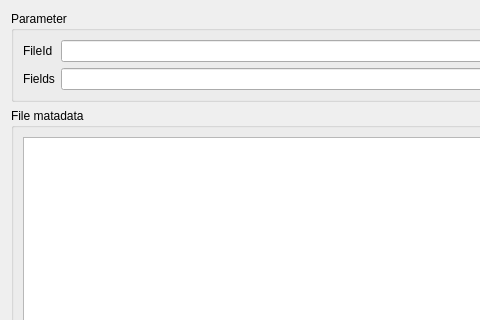
Before: the Qt Designer form GDriveApp/src/filematadatadialog.ui in Loukei/portfolio, drawn with Qt 5; both pictures show x 0 to 480 and y 0 to 320 of the 640 by 480 pixel window.
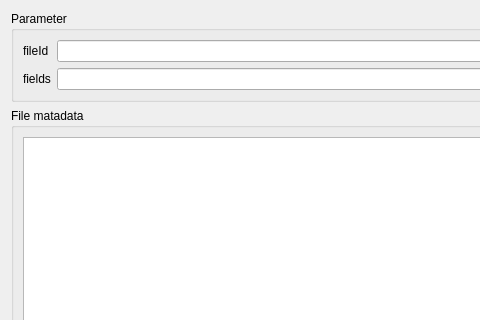
After: the same form once the commit is applied.

Patch:
```diff
--- a/GDriveApp/src/filematadatadialog.ui
+++ b/GDriveApp/src/filematadatadialog.ui
@@ -23,7 +23,7 @@
       <item row="0" column="0">
        <widget class="QLabel" name="label_FileId">
         <property name="text">
-         <string>FileId</string>
+         <string>fileId</string>
         </property>
        </widget>
       </item>
@@ -33,7 +33,7 @@
       <item row="1" column="0">
        <widget class="QLabel" name="label_Fields">
         <property name="text">
-         <string>Fields</string>
+         <string>fields</string>
         </property>
        </widget>
       </item>
```
